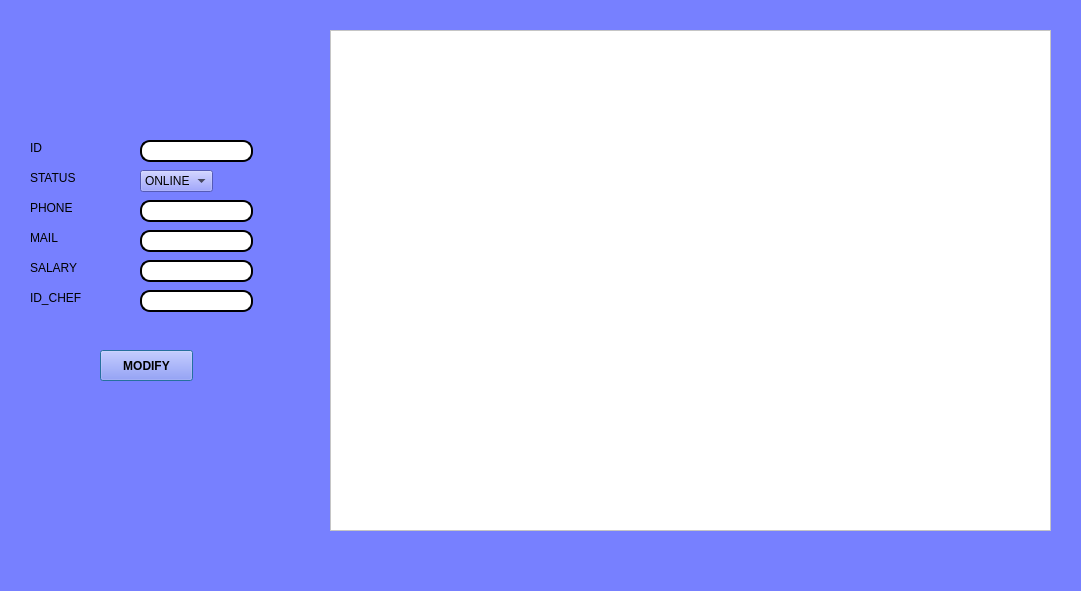
Above: modify.ui from nessimayadi12/Smart_Business_Agency before the change. Below: the same form after it.
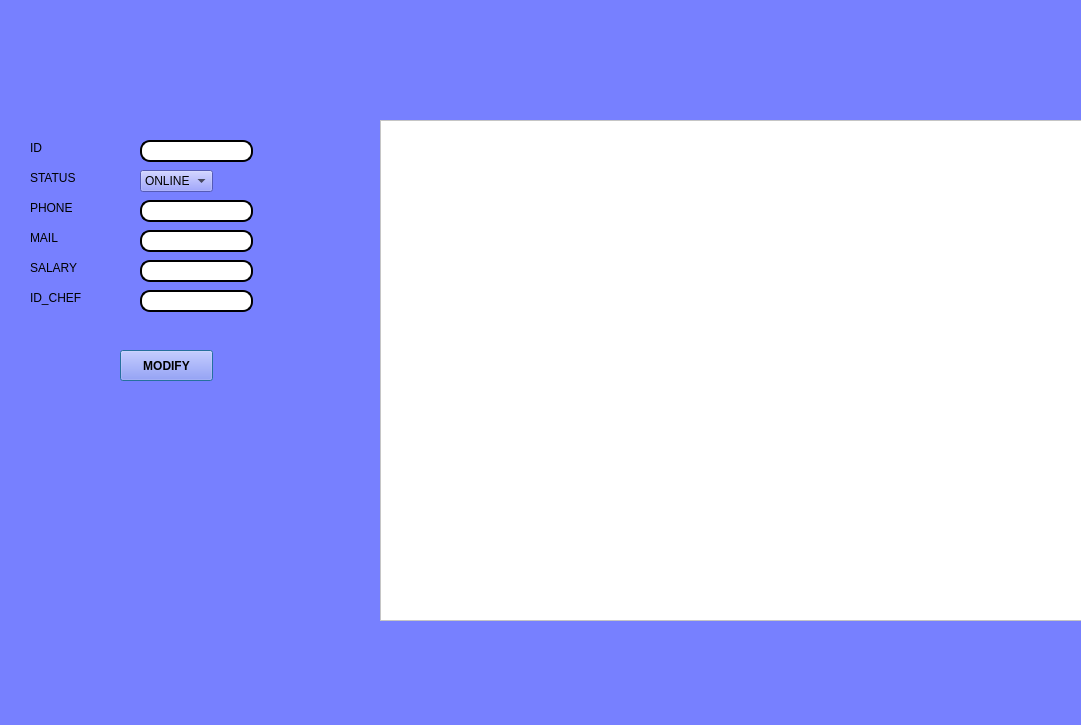
That is the form after the change.

Patch:
```diff
--- a/modify.ui
+++ b/modify.ui
@@ -7,7 +7,7 @@
     <x>0</x>
     <y>0</y>
     <width>1081</width>
-    <height>591</height>
+    <height>725</height>
    </rect>
   </property>
   <property name="palette">
@@ -461,8 +461,8 @@
   <widget class="QTableView" name="table_modify">
    <property name="geometry">
     <rect>
-     <x>330</x>
-     <y>30</y>
+     <x>380</x>
+     <y>120</y>
      <width>721</width>
      <height>501</height>
     </rect>
@@ -657,7 +657,7 @@
   <widget class="QPushButton" name="pushButton">
    <property name="geometry">
     <rect>
-     <x>100</x>
+     <x>120</x>
      <y>350</y>
      <width>93</width>
      <height>31</height>
```
